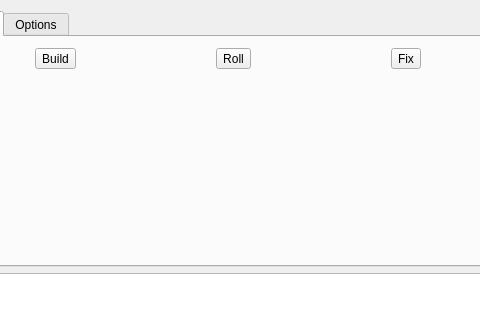
The window that app/recoverwindow.ui (BG4444/Raid0Recovery) describes before a commit, drawn with Qt 5; both pictures show x 123 to 603 and y 0 to 320 of the 704 by 561 pixel window.
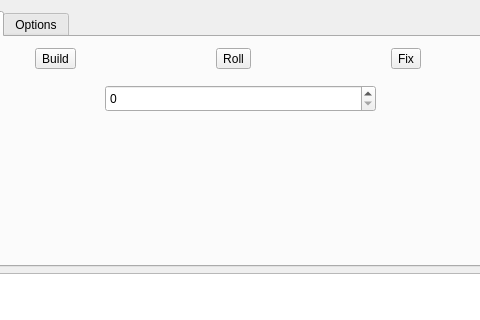
The same window after the commit. The open tabs and pages were chosen to show the change.

Commit message: add gui option chunk size

```diff
--- a/app/recoverwindow.ui
+++ b/app/recoverwindow.ui
@@ -136,7 +136,21 @@
        </attribute>
        <layout class="QGridLayout" name="buildLayout">
         <item row="2" column="0" colspan="3">
-         <widget class="QWidget" name="buildWidget" native="true"/>
+         <widget class="QWidget" name="buildWidget" native="true">
+          <widget class="QSpinBox" name="chunkSize">
+           <property name="geometry">
+            <rect>
+             <x>70</x>
+             <y>10</y>
+             <width>271</width>
+             <height>27</height>
+            </rect>
+           </property>
+           <property name="maximum">
+            <number>1000000000</number>
+           </property>
+          </widget>
+         </widget>
         </item>
         <item row="0" column="0">
          <widget class="QToolButton" name="buildButton">
```
Left out of the diff: 2 changed lines with no effect on the pictures. The commit also changes 3 other files.
